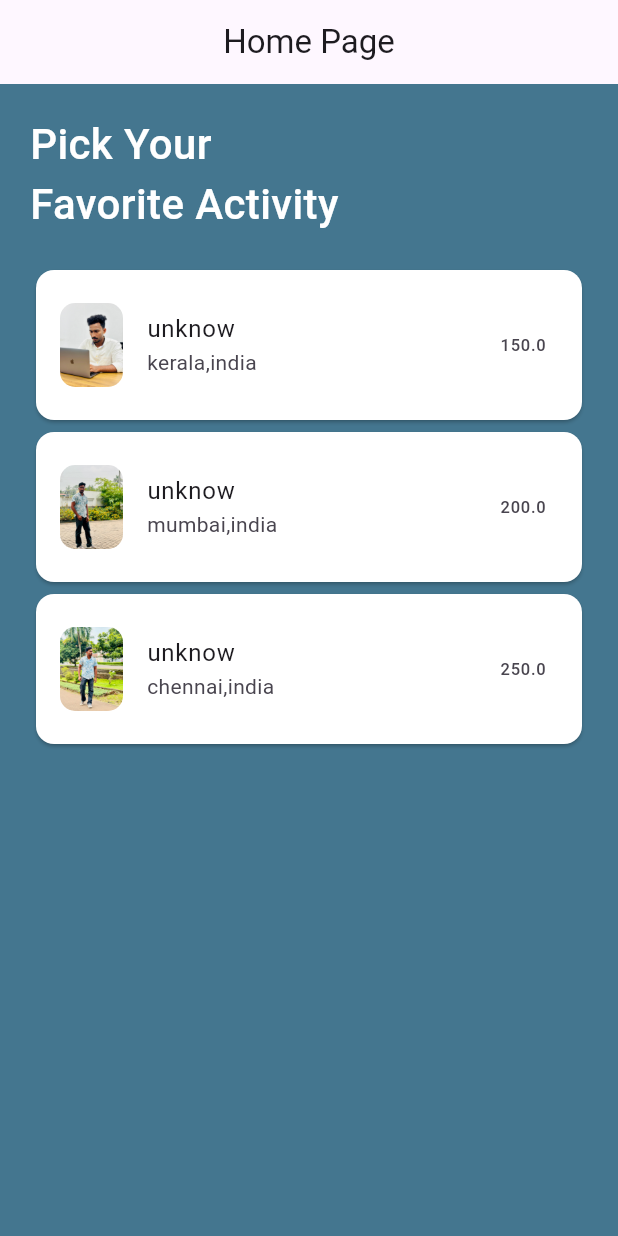
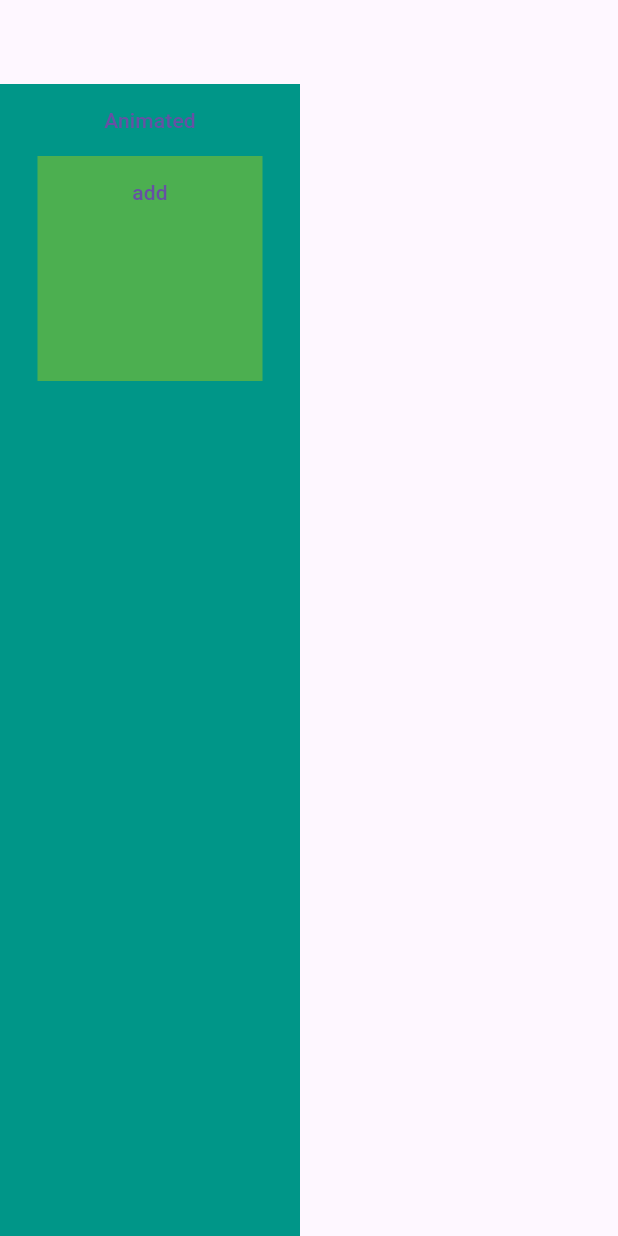
Before and after one commit to Ameer-Anas99/Animation, a Flutter app: the screen it shows after launch, on a phone screen of 412 x 824 dp. Run offline on Flutter 3.47's test engine with Material 3 defaults, Android fonts, the phone set to English and light mode, and no system bars.

Commit message:
opacity animation created

```diff
--- a/lib/main.dart
+++ b/lib/main.dart
@@ -12,8 +12,6 @@ class MyApp extends StatelessWidget {
   @override
   Widget build(BuildContext context) {
     return MaterialApp(
-      debugShowCheckedModeBanner: false,
-      home: HomePage(),
-    );
+        debugShowCheckedModeBanner: false, home: SampleAnimation());
   }
 }
--- a/lib/view/animation.dart
+++ b/lib/view/animation.dart
@@ -1,39 +1,61 @@
-// import 'package:flutter/material.dart';
+import 'package:flutter/cupertino.dart';
+import 'package:flutter/material.dart';
+import 'package:flutter/widgets.dart';
 
-// class SampleAnimation extends StatefulWidget {
-//   const SampleAnimation({super.key});
+class SampleAnimation extends StatefulWidget {
+  const SampleAnimation({super.key});
 
-//   @override
-//   State<SampleAnimation> createState() => _AnimationState();
-// }
+  @override
+  State<SampleAnimation> createState() => _AnimationState();
+}
 
-// class _AnimationState extends State<SampleAnimation> {
-//   double _margin = 0;
-//   double _width = 200;
-//   Color _color = Colors.teal;
-//   double opacity = 1;
-//   @override
-//   Widget build(BuildContext context) {
-//     return Scaffold(
-//       appBar: AppBar(),
-//       body: AnimatedContainer(
-//         margin: EdgeInsets.all(_margin),
-//         duration: Duration(seconds: 3),
-//         color: _color,
-//         width: _width,
-//         child: Column(
-//           children: [
-//             TextButton(
-//                 onPressed: () {
-//                   setState(() {
-//                     _margin = 50;
-//                     _color = Colors.pink;
-//                   });
-//                 },
-//                 child: Text("Animated")),
-//           ],
-//         ),
-//       ),
-//     );
-//   }
-// }
+class _AnimationState extends State<SampleAnimation> {
+  double _margin = 0;
+  double _width = 200;
+  Color _color = Colors.teal;
+  double _opacity = 1;
+  @override
+  Widget build(BuildContext context) {
+    return Scaffold(
+      appBar: AppBar(),
+      body: AnimatedContainer(
+        margin: EdgeInsets.all(_margin),
+        duration: Duration(seconds: 3),
+        color: _color,
+        width: _width,
+        child: Column(
+          children: [
+            TextButton(
+                onPressed: () {
+                  setState(() {
+                    _margin = 50;
+                    _color = Colors.pink;
+                  });
+                },
+                child: Text("Animated")),
+            AnimatedOpacity(
+              duration: Duration(seconds: 5),
+              opacity: _opacity,
+              child: Container(
+                height: 150,
+                width: 150,
+                color: Colors.green,
+                child: Column(
+                  children: [
+                    TextButton(
+                        onPressed: () {
+                          setState(() {
+                            _opacity = 0;
+                          });
+                        },
+                        child: Text("add"))
+                  ],
+                ),
+              ),
+            ),
+          ],
+        ),
+      ),
+    );
+  }
+}
--- a/lib/widget/details.dart
+++ b/lib/widget/details.dart
@@ -10,8 +10,7 @@ class Details extends StatelessWidget {
   Widget build(BuildContext context) {
     return Scaffold(
       appBar: AppBar(
-        iconTheme: IconThemeData(color: Colors.white),
-        backgroundColor: Colors.teal,
+        backgroundColor: Colors.transparent,
         elevation: 0,
       ),
       body: Container(
```
